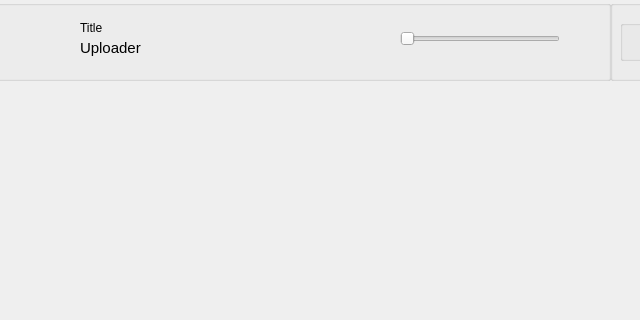
Qt form layout/mainwindow.ui (MCMi460/razor) before a commit; both pictures show x 170 to 810 and y 0 to 320 of the 960 by 600 pixel window.
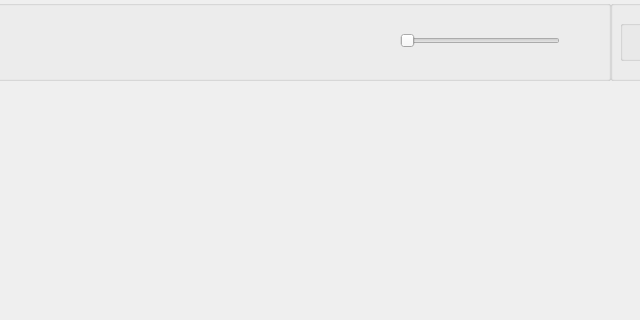
The same form after that commit.

What changed in the file:
```diff
--- a/layout/mainwindow.ui
+++ b/layout/mainwindow.ui
@@ -142,7 +142,7 @@
      </rect>
     </property>
     <property name="text">
-     <string>Title</string>
+     <string/>
     </property>
    </widget>
    <widget class="QLabel" name="uploaderLabel">
@@ -160,16 +160,16 @@
      </font>
     </property>
     <property name="text">
-     <string>Uploader</string>
+     <string/>
     </property>
    </widget>
    <widget class="QSlider" name="volumeSlider">
     <property name="geometry">
      <rect>
       <x>450</x>
-      <y>31</y>
+      <y>30</y>
       <width>160</width>
-      <height>16</height>
+      <height>21</height>
      </rect>
     </property>
     <property name="orientation">
```
